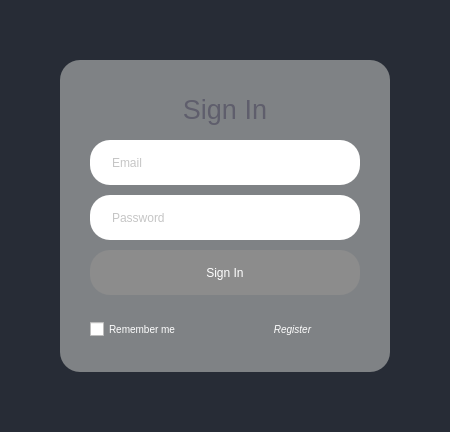
MahmutEsadErman/Restaurant-System, file uifolder/Login.ui: the form before one commit.
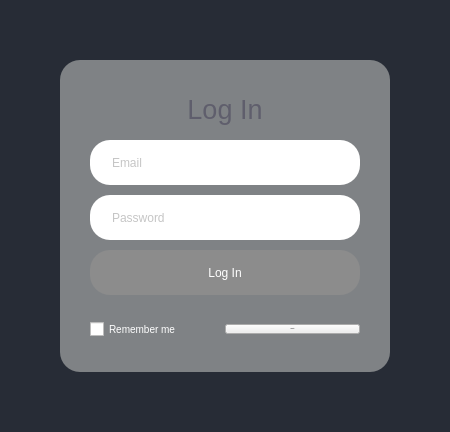
The form after the commit.

What changed in the file:
```diff
--- a/uifolder/Login.ui
+++ b/uifolder/Login.ui
@@ -142,7 +142,7 @@
           </size>
          </property>
          <property name="text">
-          <string>&lt;html&gt;&lt;head/&gt;&lt;body&gt;&lt;p&gt;&lt;span style=&quot; font-size:20pt;&quot;&gt;Sign In&lt;/span&gt;&lt;/p&gt;&lt;/body&gt;&lt;/html&gt;</string>
+          <string>&lt;html&gt;&lt;head/&gt;&lt;body&gt;&lt;p&gt;&lt;span style=&quot; font-size:20pt;&quot;&gt;Log In&lt;/span&gt;&lt;/p&gt;&lt;/body&gt;&lt;/html&gt;</string>
          </property>
          <property name="alignment">
           <set>Qt::AlignCenter</set>
@@ -169,7 +169,7 @@
        <item>
         <widget class="QPushButton" name="login_button">
          <property name="text">
-          <string>Sign In</string>
+          <string>Log In</string>
          </property>
         </widget>
        </item>
@@ -223,7 +223,7 @@
            </widget>
           </item>
           <item>
-           <widget class="QPushButton" name="forgot_button">
+           <widget class="QPushButton" name="register_button">
             <property name="font">
              <font>
               <pointsize>-1</pointsize>
```
